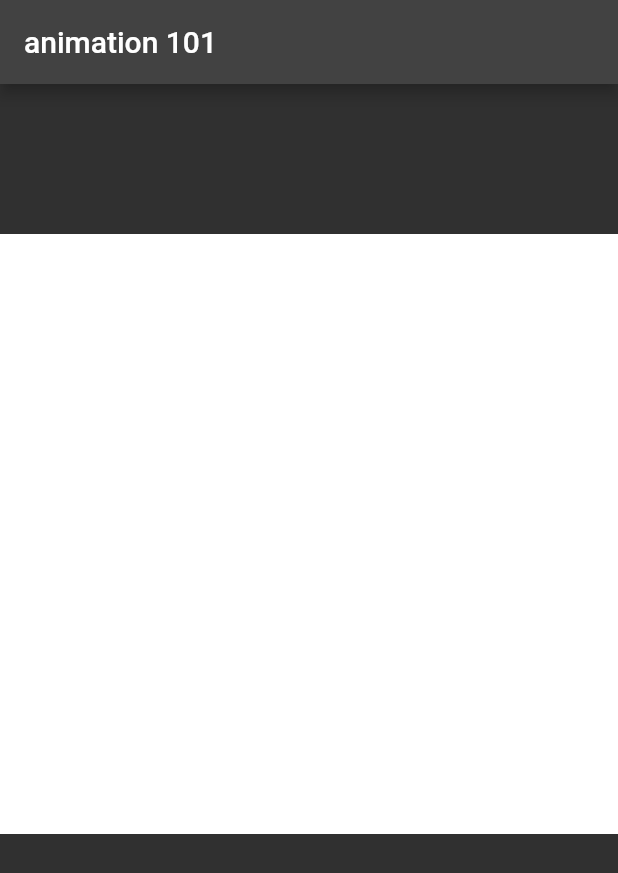
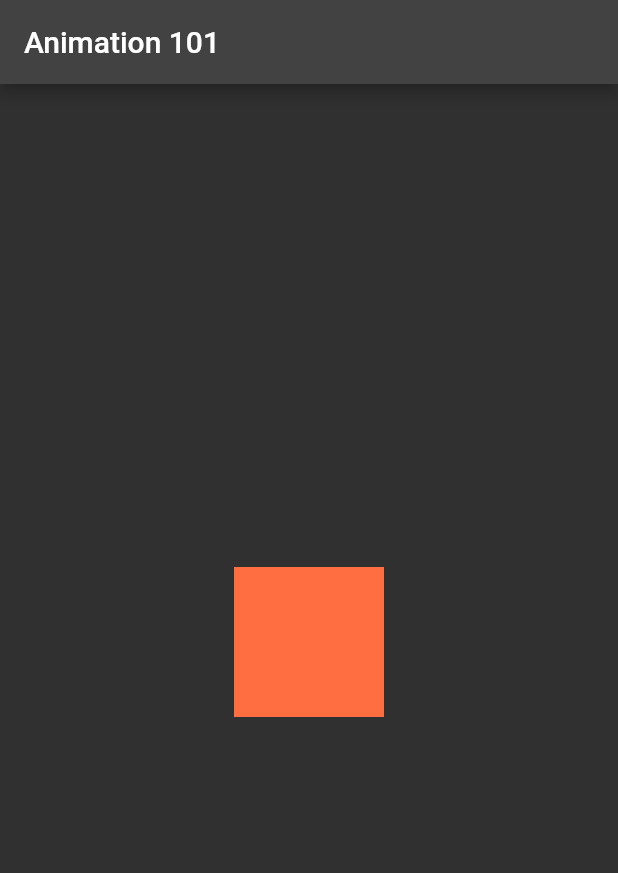
Before and after one commit to Nic-Amir/flutter-animation-101, a Flutter app: the screen it shows after launch, on a phone screen of 412 x 824 dp. Shown: the top 873 px of the screen. Run offline on Flutter 3.47's test engine with Material 2 defaults, Android fonts, the phone set to English and light mode, and no system bars.

Commit message:
animation controller

```diff
--- /dev/null
+++ b/lib/animation_controller.dart
@@ -0,0 +1,70 @@
+import 'dart:math';
+
+import 'package:flutter/material.dart';
+
+class SimpleScaleAnimation extends StatefulWidget {
+  const SimpleScaleAnimation({Key? key}) : super(key: key);
+
+  @override
+  State<SimpleScaleAnimation> createState() => _SimpleScaleAnimationState();
+}
+
+class _SimpleScaleAnimationState extends State<SimpleScaleAnimation>
+    with SingleTickerProviderStateMixin {
+  late AnimationController _animationController;
+  late Animation _animation;
+  late Animation _scaleAnimation;
+  late Animation _rotateAnimation;
+  late Animation _jumpAnimation;
+
+  @override
+  void initState() {
+    super.initState();
+    _animationController =
+        AnimationController(vsync: this, duration: Duration(seconds: 1));
+
+    _animationController.addListener(() => setState(() {}));
+    _animationController.repeat(reverse: true);
+
+    _animation =
+        CurvedAnimation(parent: _animationController, curve: Curves.bounceOut);
+    _scaleAnimation =
+        CurvedAnimation(parent: _animationController, curve: Curves.bounceOut);
+    _rotateAnimation =
+        Tween<double>(begin: 0, end: 2 * pi).animate(_animationController);
+    _jumpAnimation =
+        Tween<Offset>(begin: Offset(0.0, 0.0), end: Offset(0.0, -200.0))
+            .animate(CurvedAnimation(
+                parent: _animationController, curve: Curves.bounceIn));
+  }
+
+  @override
+  void dispose() {
+    _animationController.dispose();
+    super.dispose();
+  }
+
+  @override
+  Widget build(BuildContext context) {
+    return Scaffold(
+      appBar: AppBar(
+        title: Text("Animation 101"),
+      ),
+      body: Center(
+        child: Transform.rotate(
+          angle: 0,
+          child: Transform.scale(
+              scale: 1,
+              child: Transform.translate(
+                offset: _jumpAnimation.value,
+                child: Container(
+                  color: Colors.deepOrangeAccent,
+                  width: 100,
+                  height: 100,
+                ),
+              )),
+        ),
+      ),
+    );
+  }
+}
--- a/lib/main.dart
+++ b/lib/main.dart
@@ -1,4 +1,6 @@
 import 'package:flutter/material.dart';
+
+import 'animation_controller.dart';
 
 void main() {
   runApp(const MyApp());
@@ -13,7 +15,7 @@ class MyApp extends StatelessWidget {
     return MaterialApp(
       title: 'Flutter Demo',
       theme: ThemeData.dark(),
-      home: MyHomePage(),
+      home: SimpleScaleAnimation(),
     );
   }
 }
@@ -31,28 +33,9 @@ class _MyHomePageState extends State<MyHomePage> {
   @override
   Widget build(BuildContext context) {
     return Scaffold(
-        appBar: AppBar(
-          title: Text("animation 101"),
-        ),
-        body: TweenAnimationBuilder(
-          duration: Duration(seconds: 4),
-          tween: EdgeInsetsTween(
-              begin: EdgeInsets.all(100), end: EdgeInsets.all(200)),
-          builder: (BuildContext context, EdgeInsets? value, Widget? child) {
-            return Center(
-              child: Column(
-                children: [
-                  Container(
-                    height: 100,
-                  ),
-                  Container(
-                    padding: value!,
-                    color: Colors.white,
-                  ),
-                ],
-              ),
-            );
-          },
-        ));
+      appBar: AppBar(
+        title: Text("animation 101"),
+      ),
+    );
   }
 }
```
